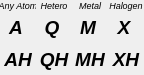
Before: the Qt Designer form src/schrodinger/sketcher/ui/atom_query_popup.ui in schrodinger/sketcher, drawn with Qt 5.
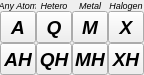
After: the same form once the commit is applied.

Commit message: SKETCH-1544. Move stylesheet specifications out into sketcher_css_style.h

The edit to the form file:
```diff
--- a/src/schrodinger/sketcher/ui/atom_query_popup.ui
+++ b/src/schrodinger/sketcher/ui/atom_query_popup.ui
@@ -33,7 +33,13 @@
     <widget class="QToolButton" name="A_btn">
      <property name="minimumSize">
       <size>
-       <width>32</width>
+       <width>36</width>
+       <height>32</height>
+      </size>
+     </property>
+     <property name="maximumSize">
+      <size>
+       <width>36</width>
        <height>32</height>
       </size>
      </property>
@@ -48,11 +54,6 @@
      <property name="toolTip">
       <string>Any Heavy Atom</string>
      </property>
-     <property name="styleSheet">
-      <string notr="true">QToolButton {
-border : none;
-}</string>
-     </property>
      <property name="text">
       <string>A</string>
      </property>
@@ -68,7 +69,13 @@
     <widget class="QToolButton" name="M_btn">
      <property name="minimumSize">
       <size>
-       <width>32</width>
+       <width>36</width>
+       <height>32</height>
+      </size>
+     </property>
+     <property name="maximumSize">
+      <size>
+       <width>36</width>
        <height>32</height>
       </size>
      </property>
@@ -83,11 +90,6 @@
      <property name="toolTip">
       <string>Any Metal</string>
      </property>
-     <property name="styleSheet">
-      <string notr="true">QToolButton {
-border : none;
-}</string>
-     </property>
      <property name="text">
       <string>M</string>
      </property>
@@ -103,7 +105,13 @@
     <widget class="QToolButton" name="XH_btn">
      <property name="minimumSize">
       <size>
-       <width>32</width>
+       <width>36</width>
+       <height>32</height>
+      </size>
+     </property>
+     <property name="maximumSize">
+      <size>
+       <width>36</width>
        <height>32</height>
       </size>
      </property>
@@ -118,11 +126,6 @@
      <property name="toolTip">
       <string>Any Halogen or H</string>
      </property>
-     <property name="styleSheet">
-      <string notr="true">QToolButton {
-border : none;
-}</string>
-     </property>
      <property name="text">
       <string>XH</string>
      </property>
@@ -138,7 +141,13 @@
     <widget class="QToolButton" name="AH_btn">
      <property name="minimumSize">
       <size>
-       <width>32</width>
+       <width>36</width>
+       <height>32</height>
+      </size>
+     </property>
+     <property name="maximumSize">
+      <size>
+       <width>36</width>
        <height>32</height>
       </size>
      </property>
@@ -153,11 +162,6 @@
      <property name="toolTip">
       <string>Any Atom</string>
      </property>
-     <property name="styleSheet">
-      <string notr="true">QToolButton {
-border : none;
-}</string>
-     </property>
      <property name="text">
       <string>AH</string>
      </property>
@@ -173,7 +177,13 @@
     <widget class="QToolButton" name="MH_btn">
      <property name="minimumSize">
       <size>
-       <width>32</width>
+       <width>36</width>
+       <height>32</height>
+      </size>
+     </property>
+     <property name="maximumSize">
+      <size>
+       <width>36</width>
        <height>32</height>
       </size>
      </property>
@@ -188,11 +198,6 @@
      <property name="toolTip">
       <string>Any Metal or H</string>
      </property>
-     <property name="styleSheet">
-      <string notr="true">QToolButton {
-border : none;
-}</string>
-     </property>
      <property name="text">
       <string>MH</string>
      </property>
@@ -208,7 +213,13 @@
     <widget class="QToolButton" name="QH_btn">
      <property name="minimumSize">
       <size>
-       <width>32</width>
+       <width>36</width>
+       <height>32</height>
+      </size>
+     </property>
+     <property name="maximumSize">
+      <size>
+       <width>36</width>
        <height>32</height>
       </size>
      </property>
@@ -223,11 +234,6 @@
      <property name="toolTip">
       <string>Any Heteroatom or H</string>
      </property>
-     <property name="styleSheet">
-      <string notr="true">QToolButton {
-border : none;
-}</string>
-     </property>
      <property name="text">
       <string>QH</string>
      </property>
@@ -243,7 +249,13 @@
     <widget class="QToolButton" name="X_btn">
      <property name="minimumSize">
       <size>
-       <width>32</width>
+       <width>36</width>
+       <height>32</height>
+      </size>
+     </property>
+     <property name="maximumSize">
+      <size>
+       <width>36</width>
        <height>32</height>
       </size>
      </property>
@@ -258,11 +270,6 @@
      <property name="toolTip">
       <string>Any Halogen</string>
      </property>
-     <property name="styleSheet">
-      <string notr="true">QToolButton {
-border : none;
-}</string>
-     </property>
      <property name="text">
       <string>X</string>
      </property>
@@ -278,7 +285,13 @@
     <widget class="QToolButton" name="Q_btn">
      <property name="minimumSize">
       <size>
-       <width>32</width>
+       <width>36</width>
+       <height>32</height>
+      </size>
+     </property>
+     <property name="maximumSize">
+      <size>
+       <width>36</width>
        <height>32</height>
       </size>
      </property>
@@ -293,11 +306,6 @@
      <property name="toolTip">
       <string>Any Heteroatom</string>
      </property>
-     <property name="styleSheet">
-      <string notr="true">QToolButton {
-border : none;
-}</string>
-     </property>
      <property name="text">
       <string>Q</string>
      </property>
```
Left out of the diff: 32 changed lines with no effect on the pictures. The commit also changes 14 other files.
